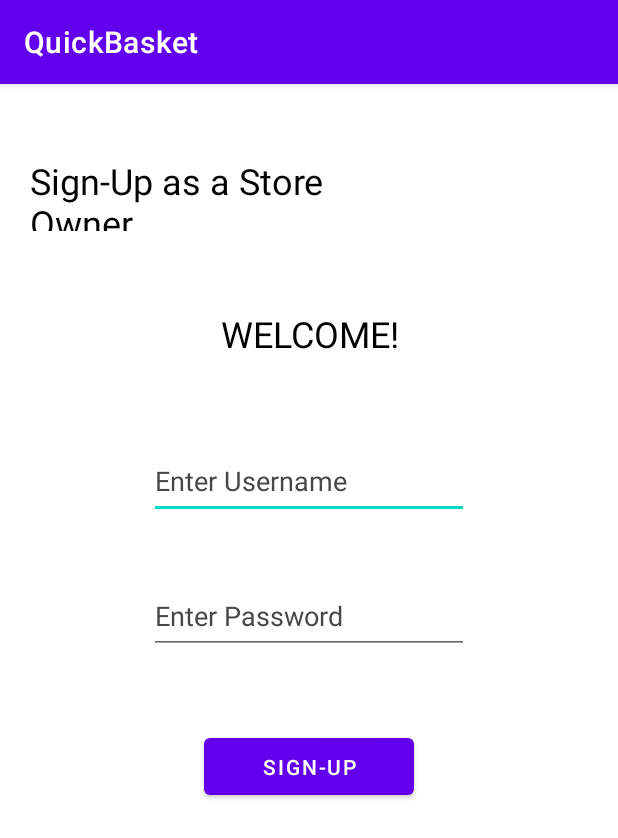
After one commit to LunarECL/QuickBasket, an Android app: the SignupOwnerPage screen opened directly, with no data from a screen before it, on a phone screen of 412 x 824 dp. The commit adds this screen. Shown: the top 838 px of the screen. Run offline under Robolectric (Android 15) with nearby library versions, the phone set to English and light mode, and no system bars.

Commit message:
Added file activity_signup_owner_page.xml

```diff
--- a/app/src/main/AndroidManifest.xml
+++ b/app/src/main/AndroidManifest.xml
@@ -11,6 +11,9 @@
         android:roundIcon="@mipmap/ic_launcher_round"
         android:supportsRtl="true"
         android:theme="@style/Theme.QuickBasket">
+        <activity
+            android:name=".SignupOwnerPage"
+            android:exported="false" />
         <activity
             android:name=".main_screen_owner"
             android:exported="false" />
--- /dev/null
+++ b/app/src/main/java/com/example/quickbasket/SignupOwnerPage.java
@@ -0,0 +1,14 @@
+package com.example.quickbasket;
+
+import androidx.appcompat.app.AppCompatActivity;
+
+import android.os.Bundle;
+
+public class SignupOwnerPage extends AppCompatActivity {
+
+    @Override
+    protected void onCreate(Bundle savedInstanceState) {
+        super.onCreate(savedInstanceState);
+        setContentView(R.layout.activity_signup_owner_page);
+    }
+}
--- a/app/src/main/res/layout/activity_login_store_owner_page.xml
+++ b/app/src/main/res/layout/activity_signup_owner_page.xml
@@ -4,10 +4,36 @@
     xmlns:tools="http://schemas.android.com/tools"
     android:layout_width="match_parent"
     android:layout_height="match_parent"
-    tools:context=".LoginStoreOwnerPage">
+    tools:context=".SignupOwnerPage">
+
+    <TextView
+        android:id="@+id/textView7"
+        android:layout_width="270dp"
+        android:layout_height="50dp"
+        android:layout_marginStart="20dp"
+        android:layout_marginTop="48dp"
+        android:hint="@string/signup_storeowner_heading"
+        android:textColorHint="#000000"
+        android:textSize="24sp"
+        app:layout_constraintStart_toStartOf="parent"
+        app:layout_constraintTop_toTopOf="parent" />
+
+    <TextView
+        android:id="@+id/textView9"
+        android:layout_width="200dp"
+        android:layout_height="60dp"
+        android:layout_marginTop="150dp"
+        android:hint="@string/welcome_text"
+        android:textAlignment="center"
+        android:textColorHint="#000000"
+        android:textSize="24sp"
+        app:layout_constraintEnd_toEndOf="parent"
+        app:layout_constraintHorizontal_bias="0.5"
+        app:layout_constraintStart_toStartOf="parent"
+        app:layout_constraintTop_toTopOf="parent" />
 
     <EditText
-        android:id="@+id/editTextTextPersonName2"
+        android:id="@+id/editTextTextPersonName3"
         android:layout_width="wrap_content"
         android:layout_height="50dp"
         android:layout_marginTop="240dp"
@@ -20,22 +46,8 @@
         app:layout_constraintStart_toStartOf="parent"
         app:layout_constraintTop_toTopOf="parent" />
 
-    <TextView
-        android:id="@+id/textView3"
-        android:layout_width="200dp"
-        android:layout_height="60dp"
-        android:layout_marginTop="150dp"
-        android:hint="@string/welcome_text"
-        android:textAlignment="center"
-        android:textColorHint="#000000"
-        android:textSize="24sp"
-        app:layout_constraintEnd_toEndOf="parent"
-        app:layout_constraintHorizontal_bias="0.498"
-        app:layout_constraintStart_toStartOf="parent"
-        app:layout_constraintTop_toTopOf="parent" />
-
     <EditText
-        android:id="@+id/editTextTextPassword4"
+        android:id="@+id/editTextTextPassword2"
         android:layout_width="wrap_content"
         android:layout_height="50dp"
         android:layout_marginTop="40dp"
@@ -46,28 +58,16 @@
         app:layout_constraintEnd_toEndOf="parent"
         app:layout_constraintHorizontal_bias="0.5"
         app:layout_constraintStart_toStartOf="parent"
-        app:layout_constraintTop_toBottomOf="@+id/editTextTextPersonName2" />
+        app:layout_constraintTop_toBottomOf="@+id/editTextTextPersonName3" />
 
     <Button
-        android:id="@+id/button6"
+        android:id="@+id/button7"
         android:layout_width="140dp"
         android:layout_height="50dp"
         android:layout_marginTop="50dp"
-        android:text="@string/button_login"
+        android:text="@string/button_signup"
         app:layout_constraintEnd_toEndOf="parent"
         app:layout_constraintHorizontal_bias="0.5"
         app:layout_constraintStart_toStartOf="parent"
-        app:layout_constraintTop_toBottomOf="@+id/editTextTextPassword4" />
-
-    <TextView
-        android:id="@+id/textView5"
-        android:layout_width="250dp"
-        android:layout_height="50dp"
-        android:layout_marginStart="20dp"
-        android:layout_marginTop="48dp"
-        android:hint="@string/login_storeowner_heading"
-        android:textColorHint="#000000"
-        android:textSize="24sp"
-        app:layout_constraintStart_toStartOf="parent"
-        app:layout_constraintTop_toTopOf="parent" />
+        app:layout_constraintTop_toBottomOf="@+id/editTextTextPassword2" />
 </androidx.constraintlayout.widget.ConstraintLayout>
--- a/app/src/main/res/values/strings.xml
+++ b/app/src/main/res/values/strings.xml
@@ -102,5 +102,8 @@
     <string name="welcome_text">WELCOME!</string>
     <string name="login_customer_heading">Login as a Customer</string>
     <string name="login_storeowner_heading">Login as a Store Owner</string>
+    <string name="button_signup">sign-up</string>
+    <string name="signup_storeowner_heading">Sign-Up as a Store Owner</string>
+    <string name="signup_customer_heading">Sign-Up as a Customer</string>
 
 </resources>
```
